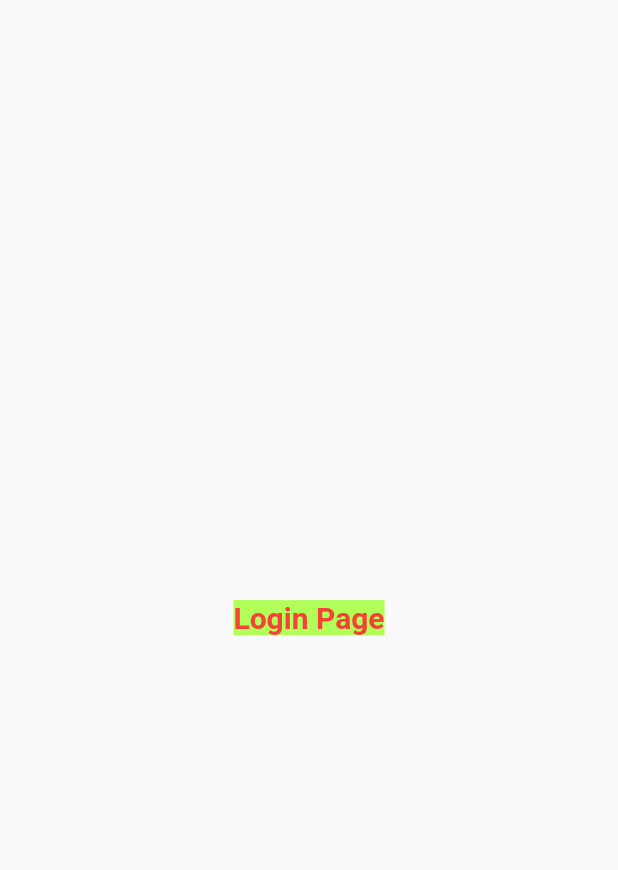
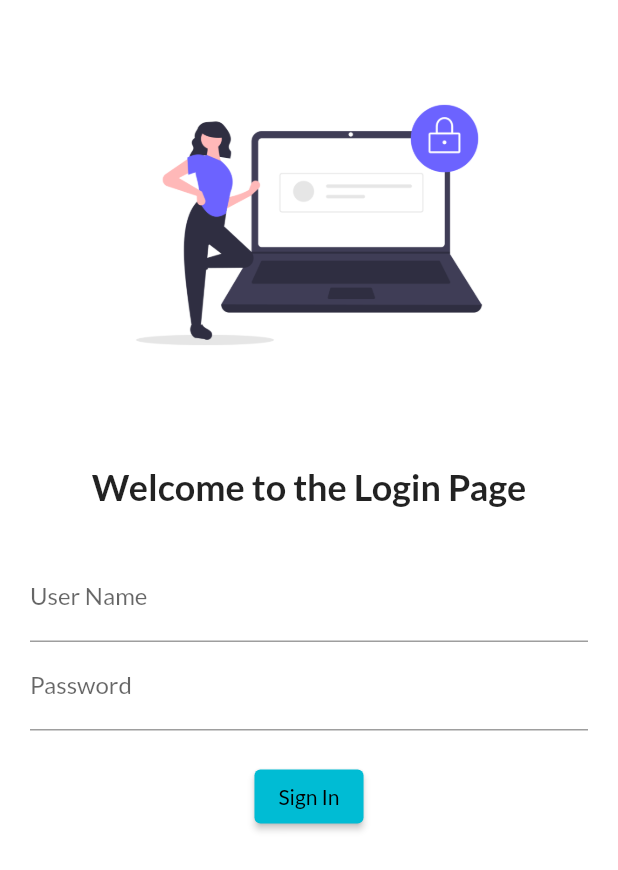
Before and after one commit to theroyaritra/LearningFlutterDevelopment, a Flutter app: the screen it shows after launch, on a phone screen of 412 x 824 dp. Shown: the top 870 px of the screen. Run offline on Flutter 3.47's test engine with Material 2 defaults, Android fonts, the phone set to English and light mode, and no system bars; our stand-ins replace google_fonts; missing offline and left inert: dart:ffi.

Commit message:
Session 2 Completed

```diff
--- a/first_catalog_application/lib/main.dart
+++ b/first_catalog_application/lib/main.dart
@@ -2,6 +2,7 @@
 import 'package:flutter/material.dart';
 import 'package:first_catalog_application/pages/HomePage.dart';
 import 'package:first_catalog_application/pages/LoginPage.dart';
+import 'package:google_fonts/google_fonts.dart';
 
 
 void main() {
@@ -23,9 +24,13 @@ class MyApp extends StatelessWidget {
     return MaterialApp(
       //home: HomePage(),
       themeMode: ThemeMode.light,
-      theme:ThemeData(primarySwatch: Colors.cyan),
+      theme:ThemeData(
+        primarySwatch: Colors.cyan,
+        fontFamily: GoogleFonts.lato().fontFamily,
+        primaryTextTheme: GoogleFonts.latoTextTheme()
+      ),
       darkTheme: ThemeData(brightness:Brightness.light),
-      initialRoute: '/',
+      initialRoute: "/",
       routes:{
         "/": (context) => LoginPage(),
         "/home" : (context) => HomePage(),
--- a/first_catalog_application/lib/pages/HomePage.dart
+++ b/first_catalog_application/lib/pages/HomePage.dart
@@ -9,14 +9,14 @@ class HomePage extends StatelessWidget {
     final String name = "Name : Aritra Roy, Email : roy20042000@gmail.com";
     return Scaffold(
       appBar: AppBar(
-        title: Text("Catalog Application")
+        title: const Text("Catalog Application")
       ),
         body: Center(
           child: Container(
             child: Text("Welcome to $days days of Flutter course by " + name),
           ),
         ),
-      drawer: Drawer(),
+      drawer: const Drawer(),
     );
   }
 }
--- a/first_catalog_application/lib/pages/LoginPage.dart
+++ b/first_catalog_application/lib/pages/LoginPage.dart
@@ -3,17 +3,48 @@ import 'dart:ffi';
 import 'package:flutter/material.dart';
 
 class LoginPage extends StatelessWidget {
-  const LoginPage({ Key? key }) : super(key: key);
+  const LoginPage({Key? key}) : super(key: key);
 
   @override
   Widget build(BuildContext context) {
     return Material(
-      child:Center(
+      /*child:Center(
         child:Text("Login Page",
-        style: TextStyle(fontSize: 20, color:Colors.red, backgroundColor: Colors.lightGreenAccent, fontWeight: FontWeight.bold),
+        style: TextStyle(fontSize: 20, color:Color.fromARGB(255, 37, 25, 206), backgroundColor: Color.fromARGB(255, 237, 240, 71), fontWeight: FontWeight.bold, fontStyle: FontStyle.italic),
         ),
-      ),
-
+      ),*/
+      color: Colors.white,
+      child: Column(children: [
+        Image.asset("assets/images/login_image.png",
+            height: 300, width: 300, fit: BoxFit.contain),
+        const SizedBox(height: 10),
+        const Text(
+          "Welcome to the Login Page",
+          style: TextStyle(fontSize: 24, fontWeight: FontWeight.bold),
+        ),
+        const SizedBox(height: 10),
+        Padding( //padding: EdgeInsets.symetric(vertical:20,horizontal:40)
+          padding: const EdgeInsets.all(20.0),
+          child: Column(
+            children: [
+              TextFormField(
+                  decoration: const InputDecoration(
+                      labelText: "User Name", hintText: "Enter your username")),
+              TextFormField(
+                obscureText: true,
+                  decoration: const InputDecoration(
+                      labelText: "Password", hintText: "Enter your password")),
+              SizedBox(height:20),
+              ElevatedButton(
+                style:TextButton.styleFrom(),
+                child: Text("Sign In"),
+                onPressed: () {
+                  print("Welcome to the Catalog App by Aritra Roy");
+                },)
+            ],
+          ),
+        ),
+      ]),
     );
   }
 }
```
Also changed, not shown: first_catalog_application/pubspec.yaml (+4 -3 lines), first_catalog_application/assets/images/login_image.png (added), first_catalog_application/pubspec.lock.
